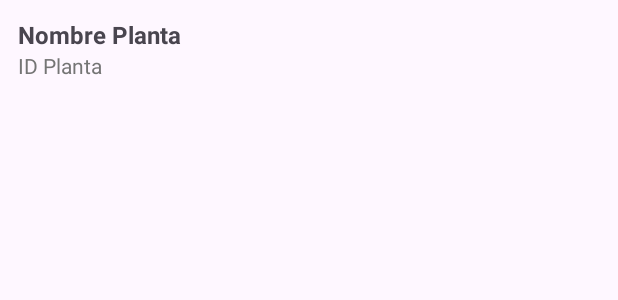
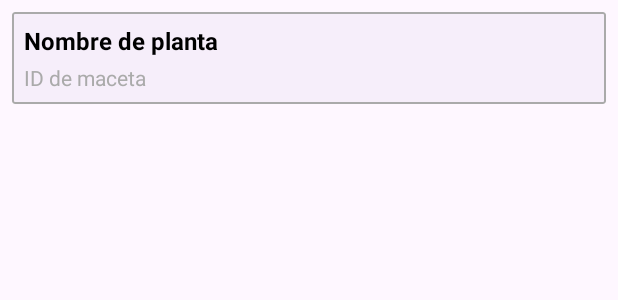
Before and after one commit to mariv542/Plantita-Feliz, an Android app: the layout item_planta.xml on its own in the app's theme, with its tools: preview values and no code run, on a phone screen of 412 x 824 dp. Shown: the top 300 px of the screen. Run offline under Robolectric (Android 15) with nearby library versions, the phone set to English and light mode, and no system bars.

Commit message:
Poner bonito la vista  de  dispositivos

```diff
--- a/app/src/main/java/com/example/happyplant/Adapter/PlantasAdapter.java
+++ b/app/src/main/java/com/example/happyplant/Adapter/PlantasAdapter.java
@@ -42,10 +42,12 @@ public class PlantasAdapter extends RecyclerView.Adapter<PlantasAdapter.PlantaVi
 
     public static class PlantaViewHolder extends RecyclerView.ViewHolder {
         TextView txtNombre, txtId;
+
         public PlantaViewHolder(@NonNull View itemView) {
             super(itemView);
-            txtNombre = itemView.findViewById(R.id.txtNombrePlanta);
-            txtId = itemView.findViewById(R.id.txtIdPlanta);
+            // Cambiado para coincidir con los ids del nuevo XML
+            txtNombre = itemView.findViewById(R.id.tvNombrePlanta);
+            txtId = itemView.findViewById(R.id.tvIdMaceta);
         }
     }
 }
--- /dev/null
+++ b/app/src/main/res/drawable/bg_recycler_border.xml
@@ -0,0 +1,7 @@
+<shape xmlns:android="http://schemas.android.com/apk/res/android">
+    <solid android:color="@android:color/white" />
+    <stroke
+        android:width="1dp"
+        android:color="@android:color/darker_gray"/>
+    <corners android:radius="4dp"/>
+</shape>
--- a/app/src/main/res/layout/eco_dispositivos.xml
+++ b/app/src/main/res/layout/eco_dispositivos.xml
@@ -64,7 +64,7 @@
         android:layout_width="0dp"
         android:layout_height="0dp"
         android:layout_margin="12dp"
-        android:background="@android:color/transparent"
+        android:background="@drawable/bg_recycler_border"
         app:layout_constraintTop_toBottomOf="@id/txtCantidadPlantas"
         app:layout_constraintBottom_toBottomOf="parent"
         app:layout_constraintStart_toStartOf="parent"
--- a/app/src/main/res/layout/item_planta.xml
+++ b/app/src/main/res/layout/item_planta.xml
@@ -1,22 +1,40 @@
-<LinearLayout xmlns:android="http://schemas.android.com/apk/res/android"
+<?xml version="1.0" encoding="utf-8"?>
+<com.google.android.material.card.MaterialCardView xmlns:android="http://schemas.android.com/apk/res/android"
+    xmlns:app="http://schemas.android.com/apk/res-auto"
     android:layout_width="match_parent"
     android:layout_height="wrap_content"
-    android:padding="12dp"
-    android:orientation="vertical">
+    android:layout_margin="8dp"
+    android:background="@android:color/white"
+    app:cardCornerRadius="2dp"
+    app:cardElevation="1dp"
+    app:strokeColor="@android:color/darker_gray"
+    app:strokeWidth="1dp"
+    android:padding="5dp"> <!-- aumentado de 12dp a 16dp -->
 
+    <LinearLayout
+        android:layout_width="match_parent"
+        android:layout_height="wrap_content"
+        android:orientation="vertical"
+        android:padding="8dp"> <!-- padding interno adicional -->
+
+        <!-- Nombre de la planta -->
         <TextView
-        android:id="@+id/txtNombrePlanta"
+            android:id="@+id/tvNombrePlanta"
             android:layout_width="wrap_content"
             android:layout_height="wrap_content"
-        android:text="Nombre Planta"
+            android:text="Nombre de planta"
             android:textSize="16sp"
+            android:textColor="@android:color/black"
             android:textStyle="bold"/>
 
+        <!-- ID de la maceta -->
         <TextView
-        android:id="@+id/txtIdPlanta"
+            android:id="@+id/tvIdMaceta"
             android:layout_width="wrap_content"
             android:layout_height="wrap_content"
-        android:text="ID Planta"
+            android:text="ID de maceta"
             android:textSize="14sp"
-        android:textColor="@color/gray"/>
+            android:textColor="@android:color/darker_gray"
+            android:layout_marginTop="4dp"/>
     </LinearLayout>
+</com.google.android.material.card.MaterialCardView>
```
Lines whose indentation alone changed are shown as unchanged.
